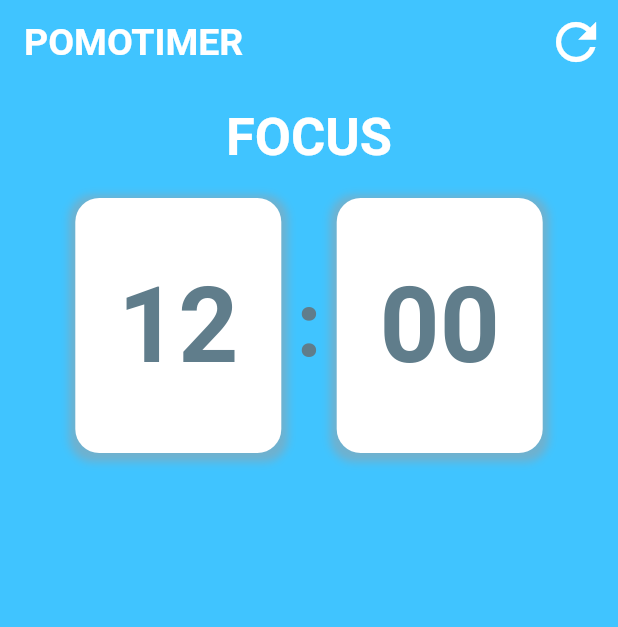
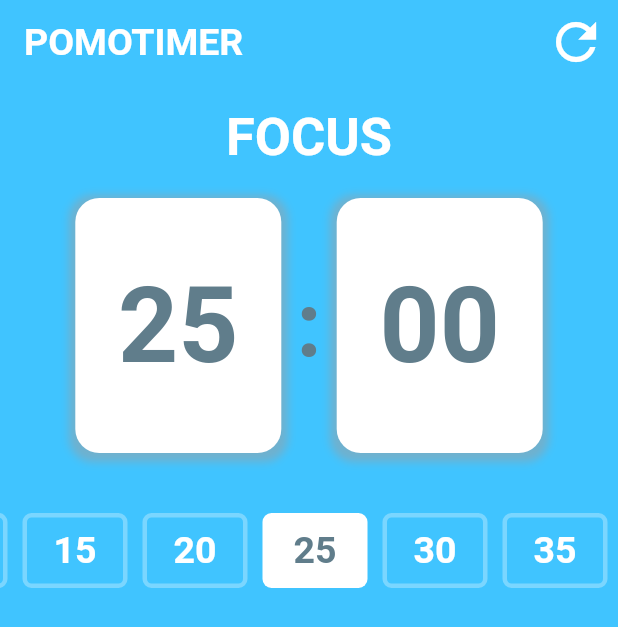
Before and after one commit to igorurbaniak/pomodoro_timer_app, a Flutter app: the screen it shows after launch, on a phone screen of 412 x 824 dp. Shown: the top 627 px of the screen. Run offline on Flutter 3.47's test engine with Material 2 defaults, Android fonts, the phone set to English and light mode, and no system bars; our stand-ins replace google_fonts.

Commit message:
Add rendering timer options into UI

```diff
--- a/lib/main.dart
+++ b/lib/main.dart
@@ -8,7 +8,6 @@ void main() {
 class MyApp extends StatelessWidget {
   const MyApp({super.key});
 
-  // This widget is the root of your application.
   @override
   Widget build(BuildContext context) {
     return const MaterialApp(
--- a/lib/pomodoro_screen.dart
+++ b/lib/pomodoro_screen.dart
@@ -1,5 +1,6 @@
 import 'package:flutter/material.dart';
 import 'package:google_fonts/google_fonts.dart';
+import 'package:pomodoro_timer_app/widgets/timeoptions.dart';
 import 'package:pomodoro_timer_app/widgets/timercard.dart';
 
 class PomodoroScreen extends StatelessWidget {
@@ -35,9 +36,11 @@ class PomodoroScreen extends StatelessWidget {
         child: Container(
           alignment: Alignment.center,
           child: Column(
-            children: const [
-              SizedBox(height: 15),
-              TimerCard(),
+            children: [
+              const SizedBox(height: 15),
+              const TimerCard(),
+              const SizedBox(height: 40),
+              TimeOptions(),
             ],
           ),
         ),
--- /dev/null
+++ b/lib/utils.dart
@@ -0,0 +1,13 @@
+List selectableTimes = [
+  '300',
+  '600',
+  '900',
+  '1200',
+  '1500',
+  '1800',
+  '2100',
+  '2400',
+  '2700',
+  '3000',
+  '3300',
+];
--- /dev/null
+++ b/lib/widgets/timeoptions.dart
@@ -0,0 +1,53 @@
+import 'package:flutter/material.dart';
+import 'package:google_fonts/google_fonts.dart';
+import 'package:pomodoro_timer_app/utils.dart';
+
+class TimeOptions extends StatelessWidget {
+  TimeOptions({Key? key}) : super(key: key);
+
+  double selectedTime = 1500;
+
+  @override
+  Widget build(BuildContext context) {
+    return SingleChildScrollView(
+      controller: ScrollController(initialScrollOffset: 155),
+      scrollDirection: Axis.horizontal,
+      child: Row(
+          children: selectableTimes.map((time) {
+        return Container(
+          margin: const EdgeInsets.only(left: 10),
+          width: 70,
+          height: 50,
+          decoration: int.parse(time) == selectedTime
+              ? BoxDecoration(
+                  color: Colors.white,
+                  borderRadius: BorderRadius.circular(6),
+                )
+              : BoxDecoration(
+                  border: Border.all(
+                    width: 3,
+                    color: Colors.white30,
+                  ),
+                  borderRadius: BorderRadius.circular(6),
+                ),
+          child: Center(
+            child: Text(
+              (int.parse(time) ~/ 60).toString(),
+              style: int.parse(time) == selectedTime
+                  ? GoogleFonts.carterOne(
+                      fontSize: 25,
+                      color: Colors.blueGrey,
+                      fontWeight: FontWeight.w700,
+                    )
+                  : GoogleFonts.carterOne(
+                      fontSize: 25,
+                      color: Colors.white,
+                      fontWeight: FontWeight.w700,
+                    ),
+            ),
+          ),
+        );
+      }).toList()),
+    );
+  }
+}
--- a/lib/widgets/timercard.dart
+++ b/lib/widgets/timercard.dart
@@ -37,7 +37,7 @@ class TimerCard extends StatelessWidget {
               ),
               child: Center(
                 child: Text(
-                  '12',
+                  '25',
                   style: GoogleFonts.carterOne(
                     fontSize: 70,
                     color: Colors.blueGrey,
```
